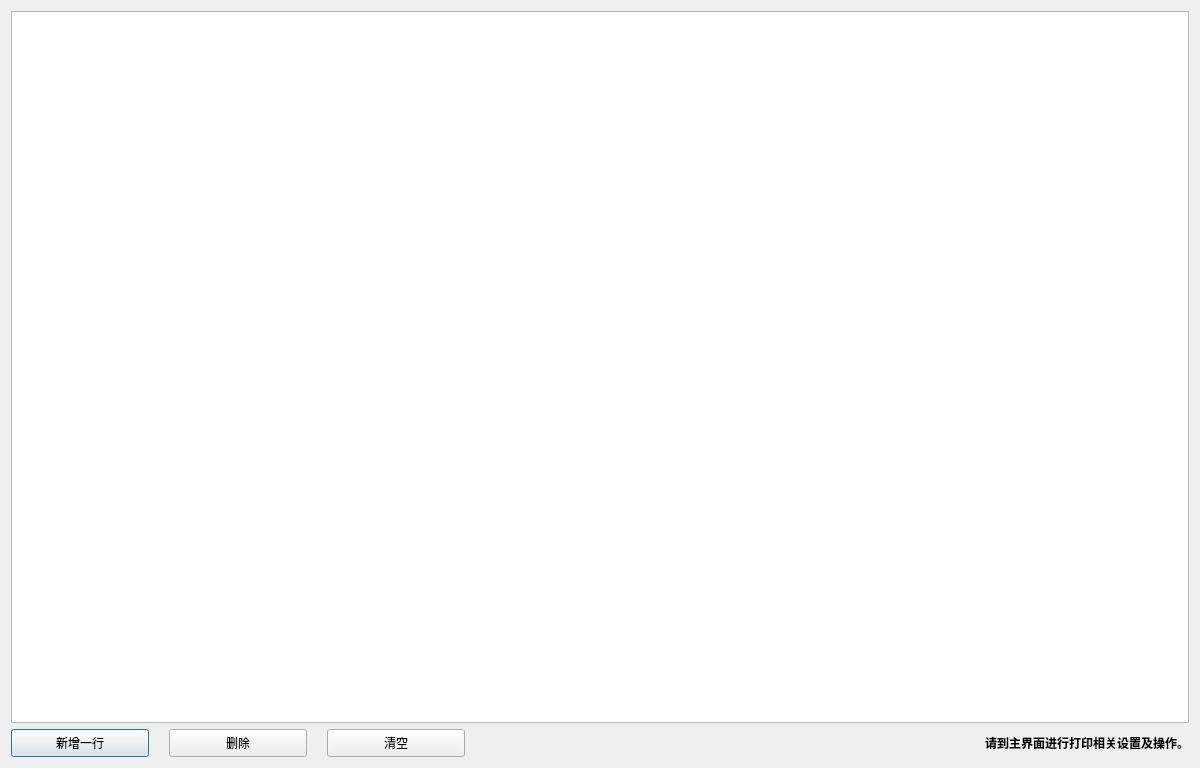
wlffeng2008/AkkoLabelPrinter, file DialogSell.ui: the form before one commit.
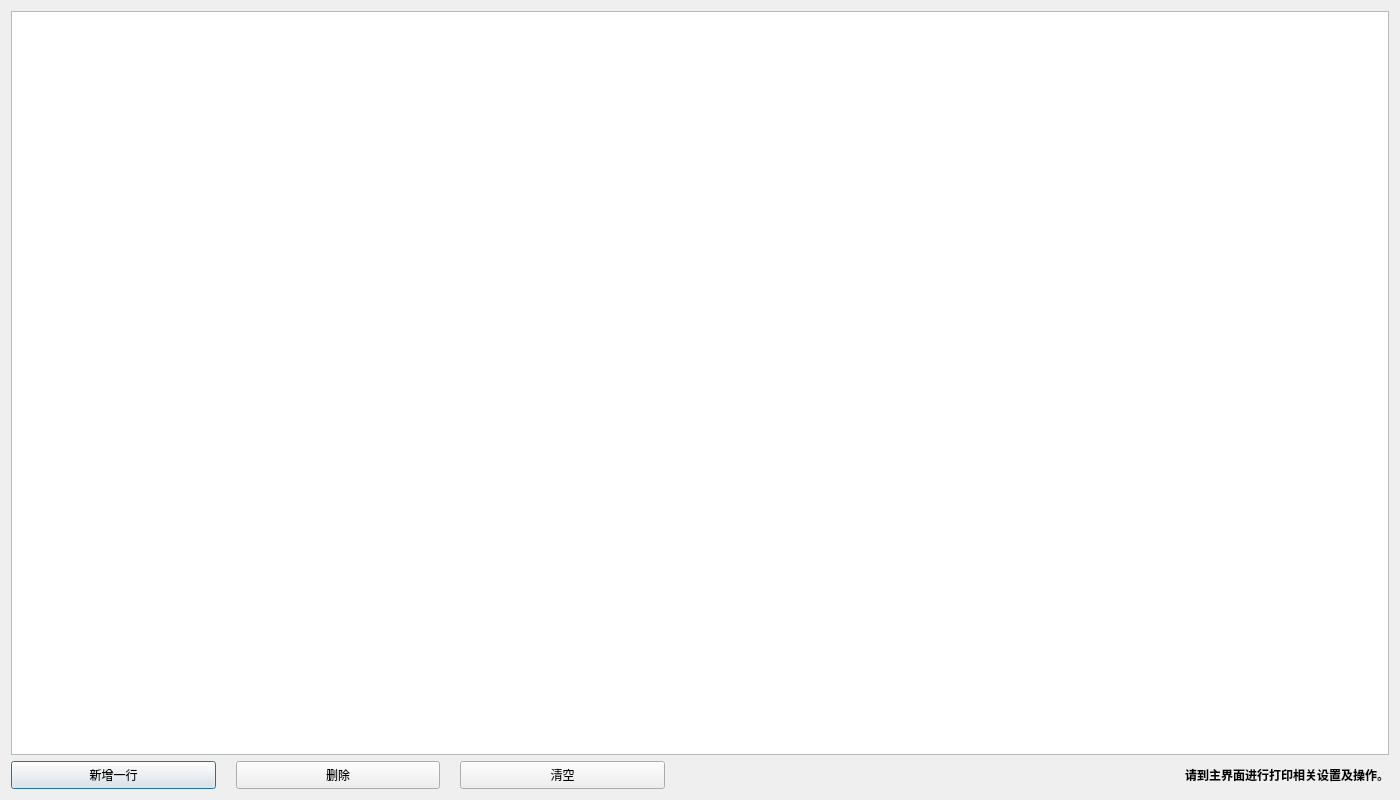
The form after the commit.

What changed in the file:
```diff
--- a/DialogSell.ui
+++ b/DialogSell.ui
@@ -6,8 +6,8 @@
    <rect>
     <x>0</x>
     <y>0</y>
-    <width>1200</width>
-    <height>768</height>
+    <width>1400</width>
+    <height>800</height>
    </rect>
   </property>
   <property name="windowTitle">
```
